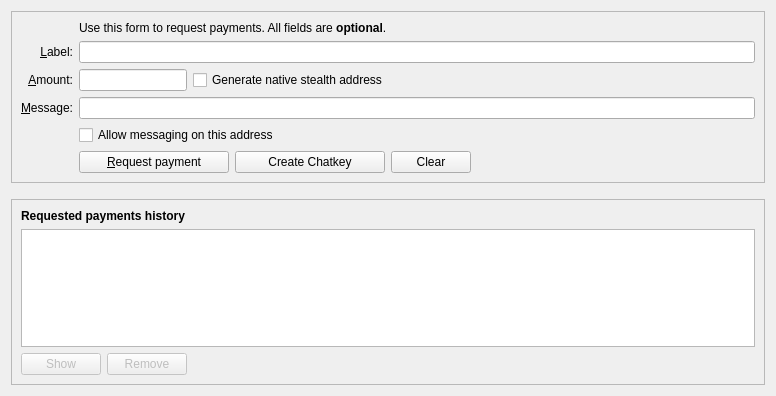
Old version of the form src/qt/forms/receivecoinsdialog.ui in the repository vergecurrency/verge.
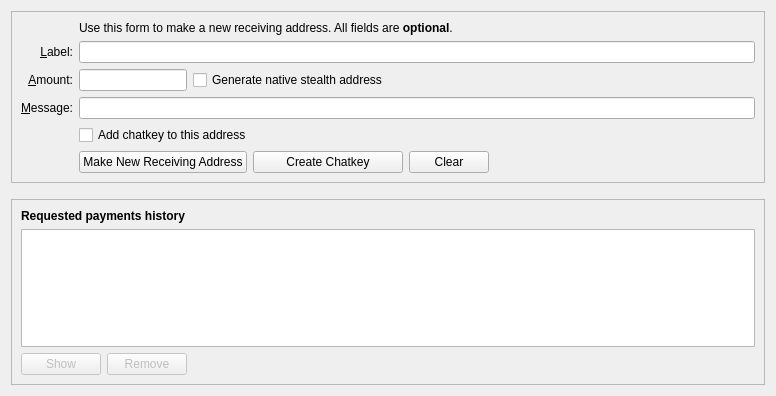
New version of the form. Icons and pictures are not drawn. Custom widgets are drawn as their Qt base class.

```diff
--- a/src/qt/forms/receivecoinsdialog.ui
+++ b/src/qt/forms/receivecoinsdialog.ui
@@ -70,7 +70,7 @@
         <item row="2" column="2">
          <widget class="QLabel" name="label_5">
           <property name="text">
-           <string>Use this form to request payments. All fields are &lt;b&gt;optional&lt;/b&gt;.</string>
+           <string>Use this form to make a new receiving address. All fields are &lt;b&gt;optional&lt;/b&gt;.</string>
           </property>
          </widget>
         </item>
@@ -103,7 +103,7 @@
            <string>Enable secure messaging on this new address so it appears in your local message address list.</string>
           </property>
           <property name="text">
-           <string>Allow messaging on this address</string>
+           <string>Add chatkey to this address</string>
           </property>
          </widget>
         </item>
@@ -118,7 +118,7 @@
              </size>
             </property>
             <property name="text">
-             <string>&amp;Request payment</string>
+             <string>Make New Receiving Address</string>
             </property>
             <property name="icon">
              <iconset resource="../verge.qrc">
```
Left out of the diff: 3 changed lines with no effect on the pictures.
